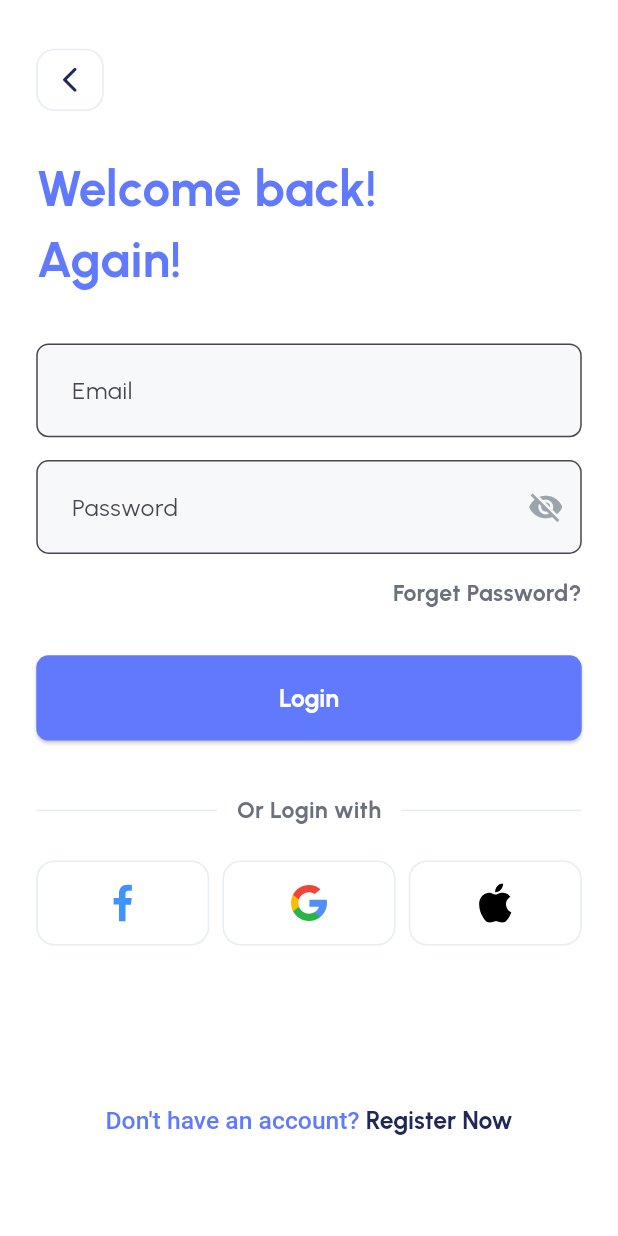
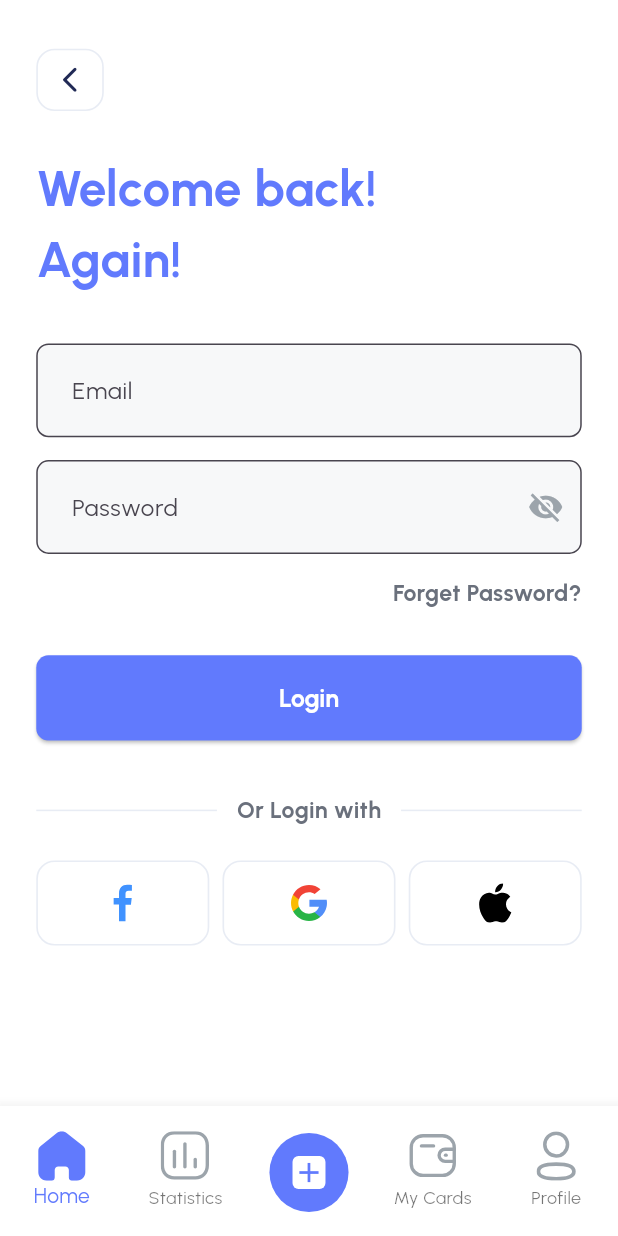
Before and after one commit to OmarAfifi-CSE/finance_app_ui, a Flutter app: the screen it shows after launch, after a tap on "Login", on a phone screen of 412 x 824 dp. Run offline on Flutter 3.47's test engine with Material 3 defaults, Android fonts, the phone set to English and light mode, and no system bars; our stand-ins replace flutter_screenutil, flutter_svg, go_router, pin_code_fields.

Commit message:
create main screen

```diff
--- a/lib/core/features/auth/login_screen.dart
+++ b/lib/core/features/auth/login_screen.dart
@@ -111,6 +111,9 @@ class _LoginScreenState extends State<LoginScreen> {
                         ScaffoldMessenger.of(context).showSnackBar(
                           SnackBar(content: Text('Login successful')),
                         );
+                        GoRouter.of(
+                          context,
+                        ).pushReplacementNamed(AppRoutes.mainScreen);
                       }
                     },
                   ),
--- a/lib/core/features/auth/register_screen.dart
+++ b/lib/core/features/auth/register_screen.dart
@@ -128,7 +128,7 @@ class _RegisterScreenState extends State<RegisterScreen> {
                         );
                         GoRouter.of(
                           context,
-                        ).pushReplacementNamed(AppRoutes.onboardingScreen);
+                        ).pushReplacementNamed(AppRoutes.loginScreen);
                       }
                     },
                   ),
--- a/lib/core/features/auth/widgets/custom_icon_button.dart
+++ b/lib/core/features/auth/widgets/custom_icon_button.dart
@@ -8,6 +8,8 @@ class CustomIconButton extends StatelessWidget {
   final double? borderRadius;
   final void Function()? onPressed;
   final String iconPath;
+  final double? iconWidth;
+  final double? iconHeight;
 
   const CustomIconButton({
     super.key,
@@ -16,6 +18,8 @@ class CustomIconButton extends StatelessWidget {
     this.borderRadius,
     this.onPressed,
     required this.iconPath,
+    this.iconWidth,
+    this.iconHeight,
   });
 
   @override
@@ -30,7 +34,7 @@ class CustomIconButton extends StatelessWidget {
       ),
       child: Center(
         child: IconButton(
-          icon: SvgPicture.asset(iconPath, width: 26.w, height: 26.h),
+          icon: SvgPicture.asset(iconPath, width: iconWidth ?? 26.w, height: iconHeight ?? 26.h),
           onPressed: onPressed,
           color: Color(0xff202955),
         ),
--- /dev/null
+++ b/lib/core/features/main_screen/main_screen.dart
@@ -0,0 +1,124 @@
+import 'package:finance_app_ui/core/features/auth/login_screen.dart';
+import 'package:finance_app_ui/core/features/auth/register_screen.dart';
+import 'package:finance_app_ui/core/features/main_screen/home_screen.dart';
+import 'package:flutter/material.dart';
+import 'package:flutter_screenutil/flutter_screenutil.dart';
+import 'package:flutter_svg/flutter_svg.dart';
+
+import '../../styling/app_assets.dart';
+import '../../styling/app_colors.dart';
+
+class MainScreen extends StatefulWidget {
+  const MainScreen({super.key});
+
+  @override
+  State<MainScreen> createState() => _MainScreenState();
+}
+
+class _MainScreenState extends State<MainScreen> {
+  int currentIndex = 0;
+  List<Widget> screens = [
+    LoginScreen(),
+    RegisterScreen(),
+    LoginScreen(),
+    LoginScreen(),
+    LoginScreen(),
+  ];
+
+  @override
+  Widget build(BuildContext context) {
+    return Scaffold(
+      body: screens[currentIndex],
+      bottomNavigationBar: BottomNavigationBar(
+
+        currentIndex: currentIndex,
+        onTap: (index) {
+          setState(() {
+            currentIndex = index;
+          });
+        },
+        type: BottomNavigationBarType.fixed,
+        backgroundColor: Colors.white,
+        selectedItemColor: AppColors.primaryColor,
+        iconSize: 30.sp,
+
+        items: [
+          BottomNavigationBarItem(
+            icon: SvgPicture.asset(
+              AppAssets.homeIcon,
+              width: 30.sp,
+              height: 30.sp,
+              colorFilter: currentIndex == 0
+                  ? ColorFilter.mode(AppColors.primaryColor, BlendMode.srcIn)
+                  : ColorFilter.mode(AppColors.grayColor, BlendMode.srcIn),
+            ),
+            label: 'Home',
+          ),
+          BottomNavigationBarItem(
+            icon: SvgPicture.asset(
+              AppAssets.chartIcon,
+              width: 30.sp,
+              height: 30.sp,
+              colorFilter: currentIndex == 1
+                  ? ColorFilter.mode(AppColors.primaryColor, BlendMode.srcIn)
+                  : ColorFilter.mode(AppColors.grayColor, BlendMode.srcIn),
+            ),
+            label: 'Statistics',
+          ),
+          BottomNavigationBarItem(
+            icon: Transform.translate(
+              offset: Offset(0, 10.sp),
+              child: Container(
+                width: 48.sp,
+                height: 48.sp,
+                decoration: BoxDecoration(
+                  shape: BoxShape.circle,
+                  color: AppColors.primaryColor,
+                ),
+                alignment: Alignment.center,
+                child: Container(
+                  width: 20.sp,
+                  height: 20.sp,
+                  alignment: Alignment.center,
+                  decoration: BoxDecoration(
+                    shape: BoxShape.rectangle,
+                    borderRadius: BorderRadius.circular(4),
+                    color: AppColors.whiteColor,
+                  ),
+                  child: Icon(
+                    Icons.add,
+                    color: AppColors.primaryColor,
+                    size: 20.sp,
+                  ),
+                ),
+              ),
+            ),
+            label: '',
+          ),
+          BottomNavigationBarItem(
+            icon: SvgPicture.asset(
+              AppAssets.walletIcon,
+              width: 30.sp,
+              height: 30.sp,
+              colorFilter: currentIndex == 3
+                  ? ColorFilter.mode(AppColors.primaryColor, BlendMode.srcIn)
+                  : ColorFilter.mode(AppColors.grayColor, BlendMode.srcIn),
+            ),
+            label: 'My Cards',
+          ),
+          BottomNavigationBarItem(
+            icon: SvgPicture.asset(
+              AppAssets.profileIcon,
+              width: 30.sp,
+              height: 30.sp,
+              colorFilter: currentIndex == 4
+                  ? ColorFilter.mode(AppColors.primaryColor, BlendMode.srcIn)
+                  : ColorFilter.mode(AppColors.grayColor, BlendMode.srcIn),
+            ),
+            label: 'Profile',
+          ),
+        ],
+      ),
+    );
+  }
+}
--- a/lib/core/features/screens/onboarding_screen.dart
+++ b/lib/core/features/screens/onboarding_screen.dart
@@ -27,7 +27,7 @@ class OnboardingScreen extends StatelessWidget {
               PrimaryButtonWidget(
                 buttonText: "Login",
                 onPressed: () {
-                  GoRouter.of(context).pushNamed(AppRoutes.loginScreen);
+                  GoRouter.of(context).pushNamed(AppRoutes.mainScreen);
                 },
               ),
               SizedBox(height: 15.h),
--- a/lib/core/routing/app_routes.dart
+++ b/lib/core/routing/app_routes.dart
@@ -7,4 +7,5 @@ class AppRoutes {
   static const String resetPasswordScreen = '/reset-password';
   static const String passwordChangedScreen = '/password-changed-successfully';
   static const String otpVerificationScreen = '/otp-verification';
+  static const String mainScreen = '/main';
 }
--- a/lib/core/routing/router_generation_config.dart
+++ b/lib/core/routing/router_generation_config.dart
@@ -1,6 +1,7 @@
 import 'package:finance_app_ui/core/features/auth/reset_password_screen.dart';
 import 'package:finance_app_ui/core/features/auth/forget_password_screen.dart';
 import 'package:finance_app_ui/core/features/auth/login_screen.dart';
+import 'package:finance_app_ui/core/features/main_screen/main_screen.dart';
 import 'package:finance_app_ui/core/features/screens/onboarding_screen.dart';
 import 'package:go_router/go_router.dart';
 
@@ -48,6 +49,11 @@ class RouterGenerationConfig {
         name: AppRoutes.otpVerificationScreen,
         builder: (context, state) => const OtpVerificationScreen(),
       ),
+      GoRoute(
+        path: AppRoutes.mainScreen,
+        name: AppRoutes.mainScreen,
+        builder: (context, state) => const MainScreen(),
+      ),
     ],
   );
 }
--- a/lib/core/styling/app_assets.dart
+++ b/lib/core/styling/app_assets.dart
@@ -5,5 +5,11 @@ class AppAssets {
   static const String googleIcon = 'assets/icons/google_icon.svg';
   static const String appleIcon = 'assets/icons/apple_icon.svg';
   static const String rightCheckSticker = 'assets/images/Right Check Sticker.png';
+  static const String chartIcon = 'assets/icons/Chart.svg';
+  static const String homeIcon = 'assets/icons/Home.svg';
+  static const String walletIcon = 'assets/icons/Wallet.svg';
+  static const String profileIcon = 'assets/icons/Profile.svg';
+  static const String userIcon = 'assets/icons/Omar.png';
+  static const String notificationIcon = 'assets/icons/Notification.svg';
 
 }
```
Also changed, not shown: assets/icons/Chart.svg (added), assets/icons/Home.svg (added), assets/icons/Notification.svg (added), assets/icons/Omar.png (added), assets/icons/Profile.svg (added), assets/icons/Wallet.svg (added).
